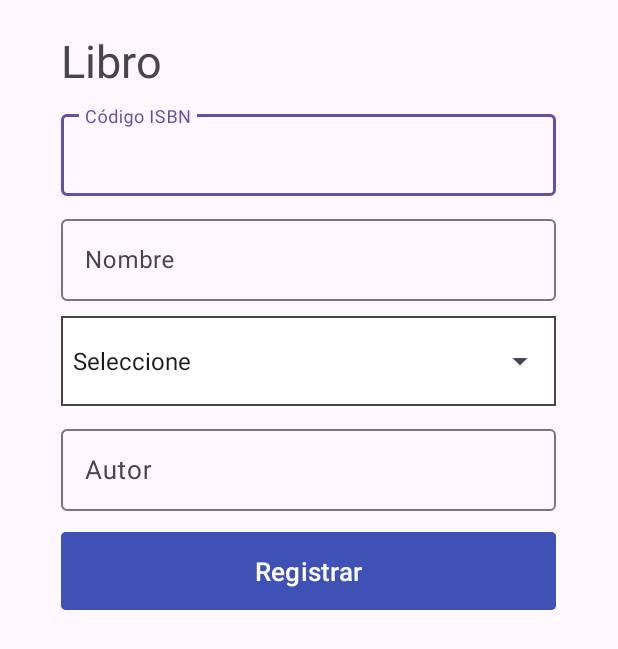
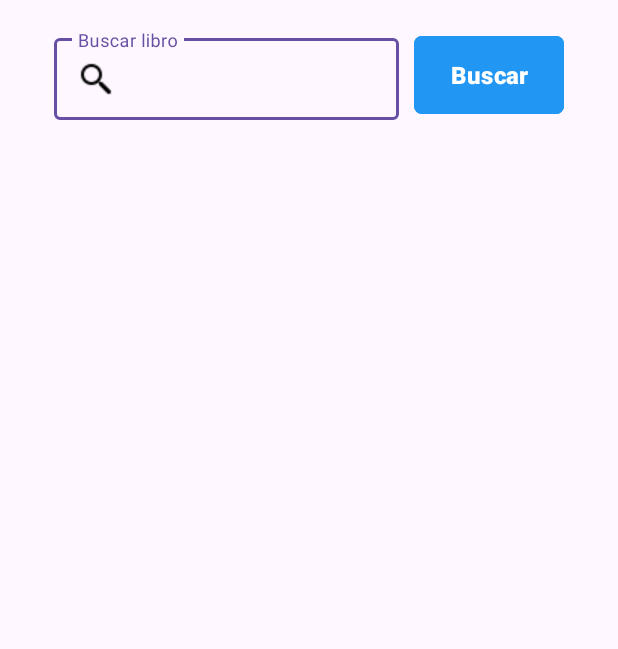
Before and after one commit to 01JuanCarlos/Consumir_API_de_Libros, an Android app: the screen it shows after launch (LibroActivity before the commit, buscarLibrosActivity after it), on a phone screen of 412 x 824 dp. Shown: the top 649 px of the screen. Run offline under Robolectric (Android 15) with nearby library versions, the phone set to English and light mode, and no system bars; our stand-ins replace RxJava.

Commit message:
:Iam HAPPY

```diff
--- a/app/build.gradle.kts
+++ b/app/build.gradle.kts
@@ -44,7 +44,7 @@ dependencies {
 
     implementation("com.squareup.retrofit2:converter-gson:2.3.0")
 
-    implementation("com.squareup.retrofit2:adapter-rxjava:2.3.0")
+    implementation("com.squareup.retrofit2:adapter-rxjava2:2.3.0")
 
 
 
--- a/app/src/main/AndroidManifest.xml
+++ b/app/src/main/AndroidManifest.xml
@@ -1,7 +1,8 @@
 <?xml version="1.0" encoding="utf-8"?>
 <manifest xmlns:android="http://schemas.android.com/apk/res/android"
     xmlns:tools="http://schemas.android.com/tools">
-
+    <uses-permission android:name="android.permission.INTERNET"/>
+    <uses-permission android:name="android.permission.ACCESS_NETWORK_STATE"/>
     <application
         android:allowBackup="true"
         android:dataExtractionRules="@xml/data_extraction_rules"
@@ -13,7 +14,7 @@
         android:theme="@style/Theme.CL2"
         tools:targetApi="31">
         <activity
-            android:name=".LibroActivity"
+            android:name=".buscarlibros.buscarLibrosActivity"
             android:exported="true">
             <intent-filter>
                 <action android:name="android.intent.action.MAIN" />
--- a/app/src/main/java/com/jc/cl2/LibroActivity.kt
+++ b/app/src/main/java/com/jc/cl2/LibroActivity.kt
@@ -22,7 +22,7 @@ class LibroActivity: AppCompatActivity(),LibroAdapter.ItemClickListener {
         setContentView(R.layout.activity_libros)
 
         ListaCategoria=findViewById(R.id.categorias)
-        val listaCategoria= arrayOf("Seleccione","Drama","Narrativo","lirico","didactico")
+        val listaCategoria= arrayOf("Categorias","Drama","Narrativo","lirico","didactico")
         var adaptador: ArrayAdapter<String> = ArrayAdapter(this,android.R.layout.simple_spinner_item,listaCategoria)
         ListaCategoria?.adapter=adaptador
 
@@ -47,7 +47,6 @@ class LibroActivity: AppCompatActivity(),LibroAdapter.ItemClickListener {
             textCodigo.setText("")
             textNombre.setText("")
             textAutor.setText("")
-
         }
 
 
--- /dev/null
+++ b/app/src/main/java/com/jc/cl2/buscarlibros/burscarLibrosViewModel.kt
@@ -0,0 +1,49 @@
+package com.jc.cl2.buscarlibros
+
+import androidx.lifecycle.AndroidViewModel
+import androidx.lifecycle.MutableLiveData
+import androidx.lifecycle.ViewModel
+import com.jc.cl2.database.Libro
+import com.jc.cl2.network.response.books
+import com.jc.cl2.network.response.buscarlibroResponse
+import io.reactivex.android.schedulers.AndroidSchedulers
+import io.reactivex.disposables.CompositeDisposable
+import io.reactivex.observers.DisposableCompletableObserver
+import io.reactivex.observers.DisposableSingleObserver
+import io.reactivex.schedulers.Schedulers
+
+class burscarLibrosViewModel:ViewModel() {
+
+    private val repository=buscarLibrosRepository()
+    private val disposable=CompositeDisposable()
+
+    val libroService=MutableLiveData<Boolean>()
+    val libroListService=MutableLiveData<ArrayList<books>>()
+
+
+    fun libro(title:String){
+        libroService(title)
+    }
+
+    private  fun libroService(title:String){
+        disposable.add(
+            repository.biscarlibro(title)
+                .subscribeOn(Schedulers.newThread())
+                .observeOn(AndroidSchedulers.mainThread())
+                .subscribeWith(object: DisposableSingleObserver<buscarlibroResponse>(){
+                    override  fun onSuccess(t:buscarlibroResponse){
+
+                        var dataRecicler=t.books
+                        libroListService.value=dataRecicler
+                        println("ENTROOOOOOOOOO:   "+dataRecicler.size)
+                       /* for (elemento in dataRecicler) {
+                            println(elemento)
+                        }*/
+                    }
+                    override  fun onError(e:Throwable){
+                        println(e)
+                    }
+                })
+        )
+    }
+}
--- /dev/null
+++ b/app/src/main/java/com/jc/cl2/buscarlibros/buscarLibrosActivity.kt
@@ -0,0 +1,67 @@
+package com.jc.cl2.buscarlibros
+
+import android.os.Bundle
+import android.widget.Button
+import android.widget.TextView
+import androidx.appcompat.app.AppCompatActivity
+import androidx.lifecycle.ViewModelProvider
+import androidx.recyclerview.widget.LinearLayoutManager
+import androidx.recyclerview.widget.RecyclerView
+import com.jc.cl2.R
+import com.jc.cl2.network.response.books
+
+class buscarLibrosActivity:AppCompatActivity() {
+
+
+
+    private val listalii: ArrayList<books> = ArrayList<books>().apply {
+        add(books("hawaiana pizza", "Exquisita com", "fd", "fdfd", "fdfd"))
+    }
+
+    private lateinit var viewModel: burscarLibrosViewModel
+    private lateinit var listalibros: ArrayList<books>
+    override fun onCreate(savedInstanceState: Bundle?) {
+        super.onCreate(savedInstanceState)
+        setContentView(R.layout.activity_busqueda)
+
+        listalibros = ArrayList()
+        viewModel = run {
+            ViewModelProvider(this)[burscarLibrosViewModel::class.java]
+        }
+
+        val btnBuscar= findViewById<Button>(R.id.btnbuscar)
+        val txttitle=findViewById<TextView>(R.id.txttitle)
+
+
+        btnBuscar.setOnClickListener {
+            val title = txttitle.text.toString()
+            println(title)
+            viewModel.libro(title)
+
+            val recyclerNews = findViewById<RecyclerView>(R.id.recyclerbuscarlibros)
+            recyclerNews.apply {
+                // layoutManager = LinearLayoutManager(context, LinearLayoutManager.HORIZONTAL, false)
+                // layoutManager = GridLayoutManager(context, 2)
+                layoutManager = LinearLayoutManager(context, LinearLayoutManager.VERTICAL, false)
+                adapter = buscarlibroAdapter(listalibros)
+                println("Activity :"+listalibros.size)
+
+            }
+        }
+
+        viewModel.libroListService.observe(this) {
+            listalibros=it
+            for (elemento in listalibros) {
+                println(elemento)
+            }
+        }
+
+
+
+
+
+
+    }
+
+
+}
--- /dev/null
+++ b/app/src/main/java/com/jc/cl2/buscarlibros/buscarLibrosRepository.kt
@@ -0,0 +1,16 @@
+package com.jc.cl2.buscarlibros
+
+import android.provider.ContactsContract.CommonDataKinds.Email
+import com.jc.cl2.network.ApiService
+import com.jc.cl2.network.request.buscarlibroRequest
+import com.jc.cl2.network.response.buscarlibroResponse
+import io.reactivex.Single
+
+class buscarLibrosRepository {
+    private val api=ApiService().apiService
+
+    fun biscarlibro(title:String):Single<buscarlibroResponse>{
+        return  api.getlibro(title)
+    }
+
+}
--- /dev/null
+++ b/app/src/main/java/com/jc/cl2/network/ApiService.kt
@@ -0,0 +1,16 @@
+package com.jc.cl2.network
+
+import retrofit2.Retrofit
+import retrofit2.adapter.rxjava2.RxJava2CallAdapterFactory
+import retrofit2.converter.gson.GsonConverterFactory
+
+class ApiService {
+    private val URL="https://api.itbook.store/1.0/"
+
+    val apiService= Retrofit.Builder()
+        .baseUrl(URL)
+        .addConverterFactory(GsonConverterFactory.create())
+        .addCallAdapterFactory(RxJava2CallAdapterFactory.create())
+        .build()
+        .create(CibertecApi::class.java)
+}
--- /dev/null
+++ b/app/src/main/java/com/jc/cl2/network/CibertecApi.kt
@@ -0,0 +1,16 @@
+package com.jc.cl2.network
+
+
+import com.jc.cl2.network.response.buscarlibroResponse
+import io.reactivex.Single
+import retrofit2.http.GET
+import retrofit2.http.Path
+import retrofit2.http.Query
+
+
+interface CibertecApi {
+    @GET("search/{title}")
+    fun getlibro(@Path("title")title:String):
+            Single<buscarlibroResponse>
+
+}
--- /dev/null
+++ b/app/src/main/java/com/jc/cl2/network/response/buscarlibroResponse.kt
@@ -0,0 +1,26 @@
+package com.jc.cl2.network.response
+
+import com.google.gson.annotations.SerializedName
+
+data class buscarlibroResponse(
+
+    @SerializedName("total")
+    var total:Int,
+    @SerializedName("page")
+    var page:Int,
+    @SerializedName("books")
+    var books:ArrayList<books>
+
+)
+data class books(
+    @SerializedName("title")
+    var nombre:String,
+    @SerializedName("subtitle")
+    var descripcion:String,
+    @SerializedName("price")
+    var precio:String,
+    @SerializedName("image")
+    var img:String,
+    @SerializedName("url")
+    var url:String
+)
--- /dev/null
+++ b/app/src/main/res/layout/activity_busqueda.xml
@@ -0,0 +1,56 @@
+<?xml version="1.0" encoding="utf-8"?>
+<LinearLayout xmlns:android="http://schemas.android.com/apk/res/android"
+    xmlns:tools="http://schemas.android.com/tools"
+    android:layout_width="match_parent"
+    android:layout_height="match_parent"
+    android:layout_gravity="center_horizontal"
+    xmlns:app="http://schemas.android.com/apk/res-auto"
+    android:orientation="vertical"
+    >
+
+    <LinearLayout
+        android:layout_margin="20dp"
+        android:layout_width="340dp"
+        android:layout_height="60dp"
+        android:orientation="horizontal"
+        tools:ignore="MissingConstraints"
+        android:layout_gravity="center_horizontal"
+        >
+        <com.google.android.material.textfield.TextInputLayout
+            android:layout_width="230dp"
+            android:layout_height="match_parent"
+            android:hint="Buscar libro"
+           >
+            <com.google.android.material.textfield.TextInputEditText
+                android:id="@+id/txttitle"
+                android:textSize="17dp"
+                app:fabCustomSize="10dp"
+                android:drawableLeft="@drawable/lupa"
+                android:layout_width="match_parent"
+                android:layout_height="match_parent"
+                />
+        </com.google.android.material.textfield.TextInputLayout>
+
+        <Button
+            android:id="@+id/btnbuscar"
+            android:layout_marginLeft="10dp"
+            android:layout_width="100dp"
+            android:layout_height="match_parent"
+            android:hint="Buscar"
+            android:textSize="16dp"
+            android:textStyle="bold"
+            android:backgroundTint="@color/primary"
+            android:textColorHint="@color/white"
+            app:cornerRadius="5dp"
+
+            />
+
+    </LinearLayout>
+
+    <androidx.recyclerview.widget.RecyclerView
+        android:id="@+id/recyclerbuscarlibros"
+        android:layout_width="340dp"
+        android:layout_height="633dp"
+        android:layout_gravity="center_horizontal"
+        tools:listitem="@layout/item_busqueda" />
+</LinearLayout>
--- a/app/src/main/res/values/colors.xml
+++ b/app/src/main/res/values/colors.xml
@@ -4,4 +4,7 @@
     <color name="white">#FFFFFFFF</color>
     <color name="blue">#3F51B5</color>
     <color name="gray">#A9A9AA</color>
+    <color name="primary">#2196F3</color>
+    <color name="blueDark">#343F80</color>
+
 </resources>
```
Also changed, not shown: app/src/main/java/com/jc/cl2/buscarlibros/buscarlibroAdapter.kt (added, +23 -0 lines), app/src/main/java/com/jc/cl2/buscarlibros/buscarlibroViewHolder.kt (added, +29 -0 lines), app/src/main/java/com/jc/cl2/network/request/buscarlibroRequest.kt (added, +8 -0 lines), app/src/main/res/layout/alert.xml (+13 -11 lines), app/src/main/res/layout/item_busqueda.xml (added, +92 -0 lines), app/src/main/res/drawable/lupa.png (added).
